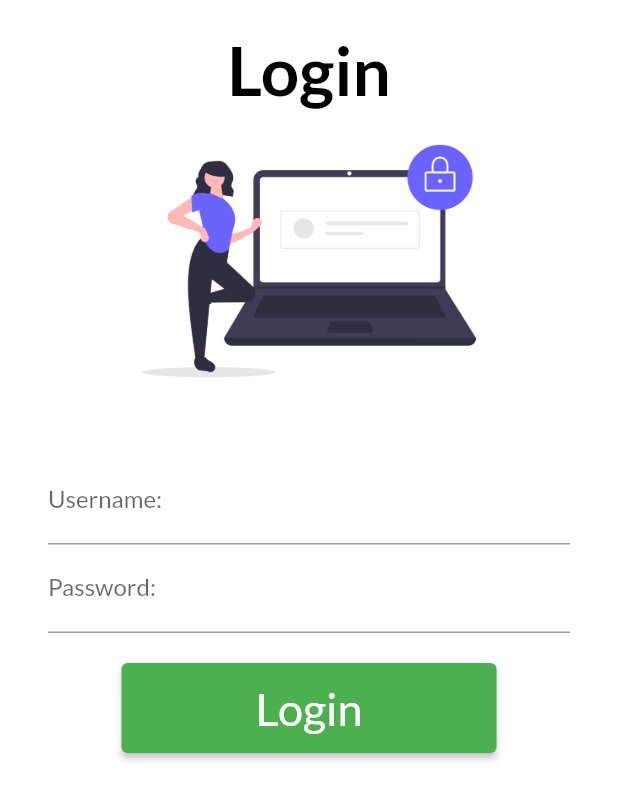
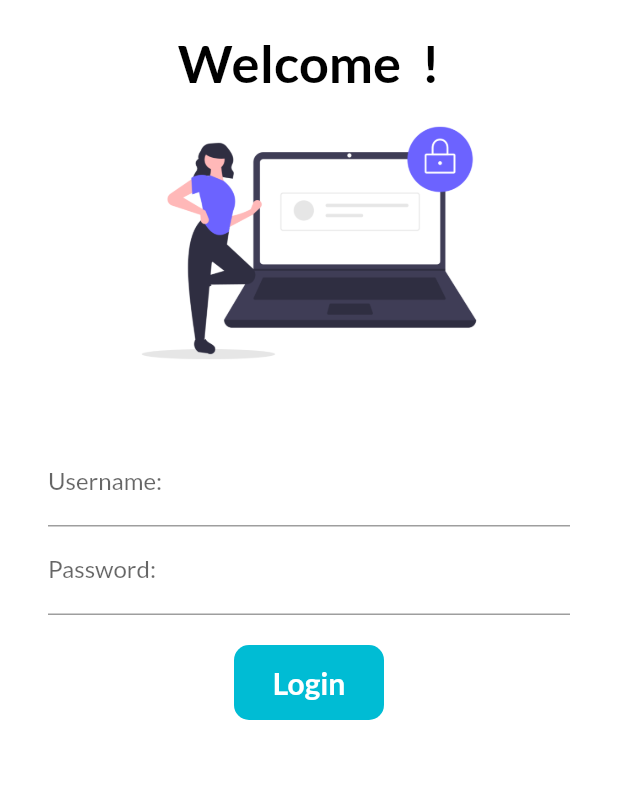
Before and after one commit to risepk/flutter, a Flutter app: the screen it shows after launch, on a phone screen of 412 x 824 dp. Shown: the top 800 px of the screen. Run offline on Flutter 3.47's test engine with Material 2 defaults, Android fonts, the phone set to English and light mode, and no system bars; our stand-ins replace google_fonts.

Commit message:
day no six is done thanks dog

```diff
--- a/lib/pages/loginpage.dart
+++ b/lib/pages/loginpage.dart
@@ -4,9 +4,16 @@ import 'package:flutter/material.dart';
 
 import '../utils/routes.dart';
 
-class LoginPage extends StatelessWidget {
+class LoginPage extends StatefulWidget {
   const LoginPage({super.key});
 
+  @override
+  State<LoginPage> createState() => _LoginPageState();
+}
+
+class _LoginPageState extends State<LoginPage> {
+  String name = "";
+  bool changeButton = false;
   @override
   Widget build(BuildContext context) {
     return Material(
@@ -16,10 +23,10 @@ class LoginPage extends StatelessWidget {
             SizedBox(
               height: 20,
             ),
-            Text("Login",
+            Text("Welcome $name !",
                 style: TextStyle(
                   fontWeight: FontWeight.bold,
-                  fontSize: 45,
+                  fontSize: 35,
                   color: Colors.black,
                 )),
             Image.asset(
@@ -40,6 +47,10 @@ class LoginPage extends StatelessWidget {
                       hintText: "Enter Username",
                       labelText: "Username:",
                     ),
+                    onChanged: (value) {
+                      name = value;
+                      setState(() {});
+                    },
                   ),
                   TextFormField(
                     obscureText: true,
@@ -51,19 +62,55 @@ class LoginPage extends StatelessWidget {
                   SizedBox(
                     height: 20,
                   ),
-                  ElevatedButton(
-                    onPressed: () {
-                      //print("Hello Pakistan!");
+                  InkWell(
+                    onTap: () async {
+                      setState(() {
+                        changeButton = true;
+                      });
+                      await Future.delayed(Duration(seconds: 1));
+                      changeButton = false;
                       Navigator.pushNamed(context, MyRoutes.homeRoute);
                     },
-                    style: TextButton.styleFrom(minimumSize: Size(250, 60)),
-                    child: Text(
-                      "Login",
-                      style: TextStyle(
-                        fontSize: 30,
-                      ),
-                    ),
+                    child: AnimatedContainer(
+                        duration: Duration(seconds: 1),
+                        height: 50,
+                        width: changeButton ? 50 : 100,
+                        alignment: Alignment.center,
+                        decoration: BoxDecoration(
+                            color: Colors.cyan,
+                            // shape: changeButton
+                            //     ? BoxShape.circle
+                            //     : BoxShape.rectangle,
+                            borderRadius:
+                                BorderRadius.circular(changeButton ? 25 : 10)),
+                        child: changeButton
+                            ? Icon(
+                                Icons.done,
+                                color: Colors.white,
+                              )
+                            : Text(
+                                "Login",
+                                style: TextStyle(
+                                  color: Colors.white,
+                                  fontWeight: FontWeight.bold,
+                                  fontSize: 20,
+                                ),
+                              )),
                   ),
+
+                  // ElevatedButton(
+                  //   onPressed: () {
+                  //     //print("Hello Pakistan!");
+                  //     Navigator.pushNamed(context, MyRoutes.homeRoute);
+                  //   },
+                  //   style: TextButton.styleFrom(minimumSize: Size(250, 60)),
+                  //   child: Text(
+                  //     "Login",
+                  //     style: TextStyle(
+                  //       fontSize: 30,
+                  //     ),
+                  //   ),
+                  // ),
                   SizedBox(
                     height: 20,
                   )
```
